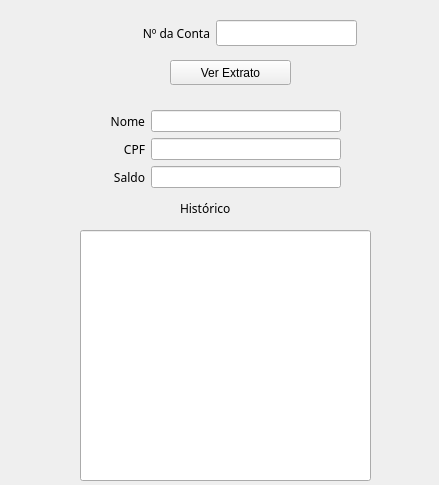
Qt form interfaces/extrato.ui (saul-rocha/trabalho_pooII) before a commit.
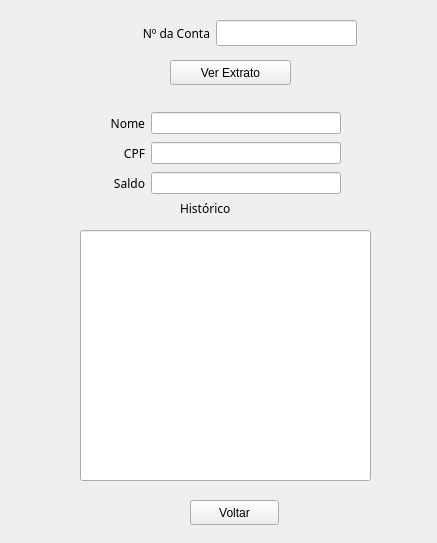
The same form after that commit.

```diff
--- a/interfaces/extrato.ui
+++ b/interfaces/extrato.ui
@@ -6,8 +6,8 @@
    <rect>
     <x>0</x>
     <y>0</y>
-    <width>439</width>
-    <height>485</height>
+    <width>437</width>
+    <height>543</height>
    </rect>
   </property>
   <property name="windowTitle">
@@ -90,13 +90,13 @@
     <string>Histórico</string>
    </property>
   </widget>
-  <widget class="QWidget" name="">
+  <widget class="QWidget" name="layoutWidget">
    <property name="geometry">
     <rect>
      <x>110</x>
      <y>110</y>
      <width>231</width>
-     <height>81</height>
+     <height>89</height>
     </rect>
    </property>
    <layout class="QGridLayout" name="gridLayout">
@@ -162,6 +162,19 @@
     </item>
    </layout>
   </widget>
+  <widget class="QPushButton" name="pushButton_2">
+   <property name="geometry">
+    <rect>
+     <x>190</x>
+     <y>500</y>
+     <width>89</width>
+     <height>25</height>
+    </rect>
+   </property>
+   <property name="text">
+    <string>Voltar</string>
+   </property>
+  </widget>
  </widget>
  <resources/>
  <connections/>
```
